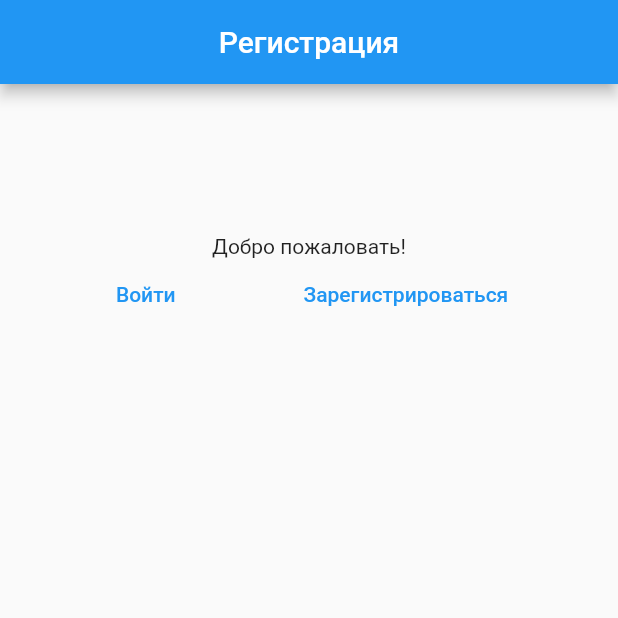
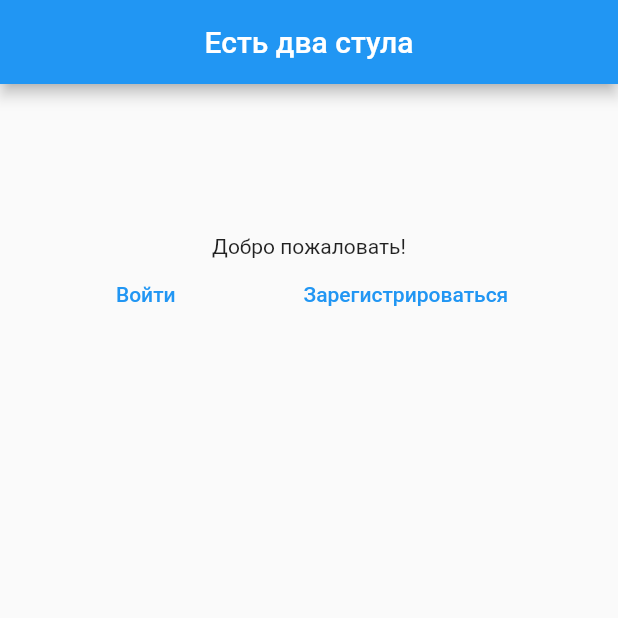
Before and after one commit to Avolk01/test_app, a Flutter app: the screen it shows after launch, on a phone screen of 412 x 824 dp, the top half of it. Run offline on Flutter 3.47's test engine with Material 2 defaults, Android fonts, the phone set to English and light mode, and no system bars; our stand-ins replace bloc, charts_flutter, cloud_firestore, firebase_auth, firebase_core, flutter_bloc and 1 more; accounts and stored records are empty.

Commit message:
Поменял литералы в title'ах

```diff
--- a/lib/assets/strings.dart
+++ b/lib/assets/strings.dart
@@ -36,3 +36,13 @@ class FieldsStrings{
   static const String giveUp = 'giveUp';
   static const String chetko = 'chetko';
 }
+
+class TitleStrings{
+  TitleStrings._();
+  static const String counterPageTitle = 'Выбери своего бойца!';
+  static const String homePageTitle = 'Есть два стула';
+  static const String statScreenTitle = 'Статистика';
+  static const String statisticPageTitle = 'Выберите дату';
+  static const String mainTitle = 'Прикол';
+
+}
--- a/lib/main.dart
+++ b/lib/main.dart
@@ -2,6 +2,7 @@ import 'package:firebase_core/firebase_core.dart';
 import 'package:flutter/material.dart';
 import 'package:flutter_bloc/flutter_bloc.dart';
 import 'package:intl/intl.dart';
+import 'package:register_page/assets/strings.dart';
 import 'package:register_page/ui/counter_page.dart';
 import 'package:register_page/ui/home_page.dart';
 import 'package:register_page/ui/widgets/main_splash_screen.dart';
@@ -23,10 +24,11 @@ class RegisterApp extends StatefulWidget {
 }
 
 class _RegisterAppState extends State<RegisterApp> {
+
   Future<void> alreadyLogin() async {
     SharedPreferences prefs = await SharedPreferences.getInstance();
-    var uid = prefs.getString('uid');
-    var date = prefs.getString('date');
+    var uid = prefs.getString(FieldsStrings.uid);
+    var date = prefs.getString(FieldsStrings.date);
     if (uid == null || date == null) {
       _alreadyLogin = false;
       _isNewDate = true;
@@ -45,7 +47,7 @@ class _RegisterAppState extends State<RegisterApp> {
   @override
   Widget build(BuildContext context) {
     return MaterialApp(
-      title: "Регистрация",
+      title: TitleStrings.mainTitle,
       home: FutureBuilder(
         future: alreadyLogin(),
         builder: (BuildContext context, AsyncSnapshot<dynamic> snapshot) {
--- a/lib/ui/counter_page.dart
+++ b/lib/ui/counter_page.dart
@@ -2,6 +2,7 @@ import 'package:cloud_firestore/cloud_firestore.dart';
 import 'package:flutter/cupertino.dart';
 import 'package:flutter/material.dart';
 import 'package:flutter_bloc/flutter_bloc.dart';
+import 'package:register_page/assets/strings.dart';
 import 'package:register_page/counter_bloc/counter_bloc.dart';
 import 'package:register_page/models/firebase_controller.dart';
 import 'package:register_page/statistic_bloc/statistic_bloc.dart';
@@ -106,7 +107,7 @@ class _CounterPageState extends State<CounterPage> {
                   ),
                 ),
                 appBar: AppBar(
-                  title: Text('Выбери своего бойца!'),
+                  title: Text(TitleStrings.counterPageTitle),
                 ),
                 body: Column(
                   children: [
--- a/lib/ui/home_page.dart
+++ b/lib/ui/home_page.dart
@@ -1,5 +1,6 @@
 import 'package:flutter/cupertino.dart';
 import 'package:flutter/material.dart';
+import 'package:register_page/assets/strings.dart';
 import 'package:register_page/bloc/reg_view.dart';
 
 
@@ -8,7 +9,7 @@ class HomePage extends StatelessWidget {
   Widget build(BuildContext context) {
     return Scaffold(
       appBar: AppBar(
-        title: Center(child: Text("Регистрация")),
+        title: Center(child: Text(TitleStrings.homePageTitle)),
       ),
       body: RegView(),
     );
--- a/lib/ui/stat_screen.dart
+++ b/lib/ui/stat_screen.dart
@@ -1,5 +1,6 @@
 import 'package:flutter/cupertino.dart';
 import 'package:flutter/material.dart';
+import 'package:register_page/assets/strings.dart';
 import 'package:register_page/ui/widgets/color_description.dart';
 import 'package:register_page/ui/widgets/statistic_bar.dart';
 
@@ -20,7 +21,7 @@ class StatScreen extends StatelessWidget {
   Widget build(BuildContext context) {
     return Scaffold(
       appBar: AppBar(
-        title: Text('Статистика'),
+        title: Text(TitleStrings.statScreenTitle),
         actions: [],
       ),
       body: Column(
--- a/lib/ui/statistic_page.dart
+++ b/lib/ui/statistic_page.dart
@@ -1,6 +1,7 @@
 import 'package:flutter/cupertino.dart';
 import 'package:flutter/material.dart';
 import 'package:flutter_bloc/flutter_bloc.dart';
+import 'package:register_page/assets/strings.dart';
 import 'package:register_page/statistic_bloc/statistic_bloc.dart';
 import 'package:register_page/ui/stat_screen.dart';
 
@@ -37,7 +38,7 @@ class _StatisticPageState extends State<StatisticPage> {
         builder: (context, state) {
           return Scaffold(
             appBar: AppBar(
-              title: Text('Выберите дату'),
+              title: Text(TitleStrings.statisticPageTitle),
             ),
             body: Center(
               child: ListView.builder(
```
